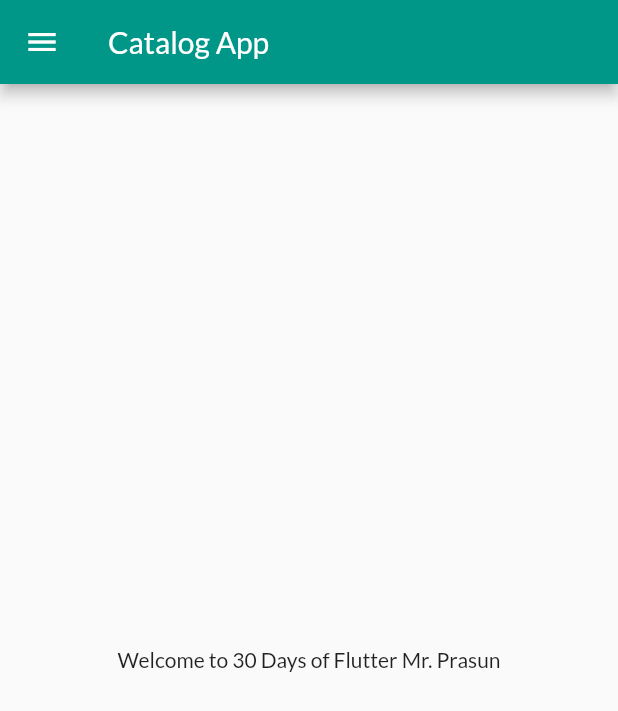
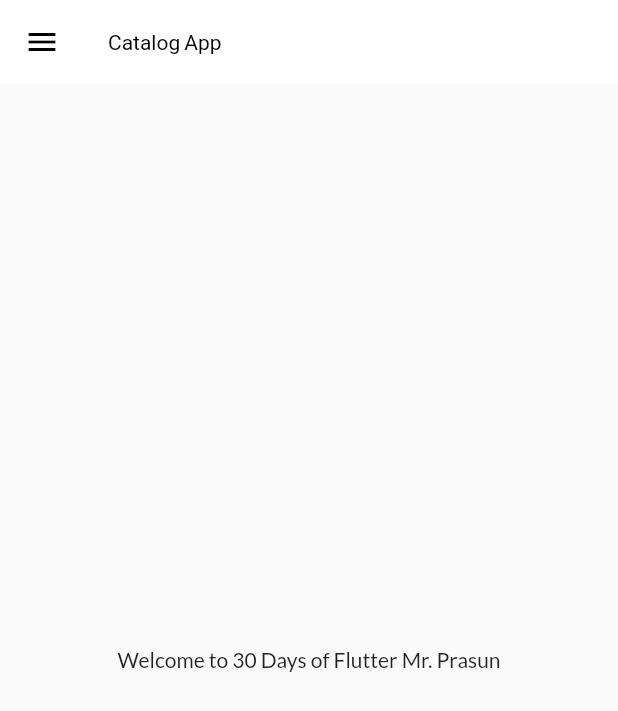
Before and after one commit to prashantbhattacharya20/Prasun-Bhattacharya-App, a Flutter app: the screen it shows after launch, on a phone screen of 412 x 824 dp. Shown: the top 711 px of the screen. Run offline on Flutter 3.47's test engine with Material 2 defaults, Android fonts, the phone set to English and light mode, and no system bars; our stand-ins replace google_fonts.

Commit message:
Theme extracted

```diff
--- a/lib/main.dart
+++ b/lib/main.dart
@@ -2,7 +2,7 @@ import 'package:flutter/material.dart';
 import 'package:flutter_catalog/pages/home_page.dart';
 import 'package:flutter_catalog/pages/login_page.dart';
 import 'package:flutter_catalog/utils/routes.dart';
-import 'package:google_fonts/google_fonts.dart';
+import 'package:flutter_catalog/widgets/themes.dart';
 
 void main() {
   runApp(MyApp());
@@ -14,13 +14,8 @@ class MyApp extends StatelessWidget {
   Widget build(BuildContext context) {
     return MaterialApp(
       themeMode: ThemeMode.light,
-      theme: ThemeData(
-        primarySwatch: Colors.teal,
-        fontFamily: GoogleFonts.lato().fontFamily,
-      ),
-      darkTheme: ThemeData(
-        brightness: Brightness.dark,
-      ),
+      theme: MyTheme.lightTheme(context),
+      darkTheme: MyTheme.darkTheme(context),
       debugShowCheckedModeBanner: false,
       initialRoute: MyRoutes.homeRoute,
       routes: {
--- a/lib/pages/home_page.dart
+++ b/lib/pages/home_page.dart
@@ -2,13 +2,14 @@ import 'package:flutter/material.dart';
 import 'package:flutter_catalog/widgets/drawer.dart';
 
 class HomePage extends StatelessWidget {
+    int days = 30;
+    String name = "Prasun";
+
   @override
   Widget build(BuildContext context) {
-    int days = 30;
-    String name = "Prasun";
     return Scaffold(
       appBar: AppBar(
-        title: Text("Catalog App"),
+        title: Text("Catalog App",),
       ),
       body: Center(
         child: Container(
--- /dev/null
+++ b/lib/widgets/themes.dart
@@ -0,0 +1,18 @@
+import 'package:flutter/material.dart';
+import 'package:google_fonts/google_fonts.dart';
+
+class MyTheme {
+  static ThemeData lightTheme(BuildContext context) => ThemeData(
+        primarySwatch: Colors.teal,
+        fontFamily: GoogleFonts.lato().fontFamily,
+        appBarTheme: AppBarTheme(
+            color: Colors.white,
+            elevation: 0.0,
+            iconTheme: IconThemeData(color: Colors.black),
+            titleTextStyle: TextStyle(color: Colors.black)),
+      );
+
+    static ThemeData darkTheme(BuildContext context) => ThemeData(
+        brightness: Brightness.dark
+      );
+}
```
